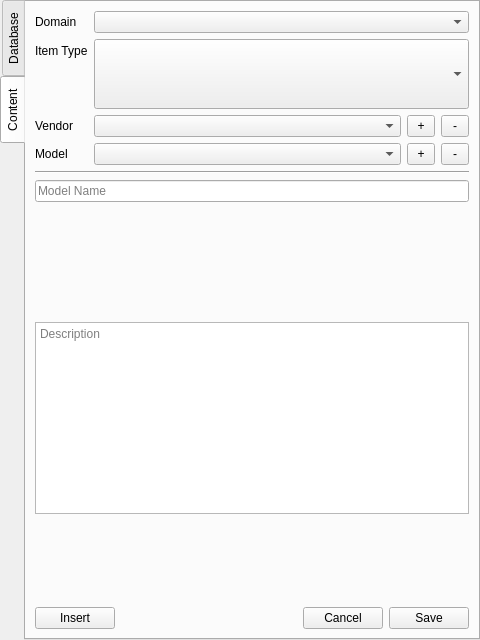
sme-gmbh/smepowercad, file itemcatalog.ui: the form before one commit.
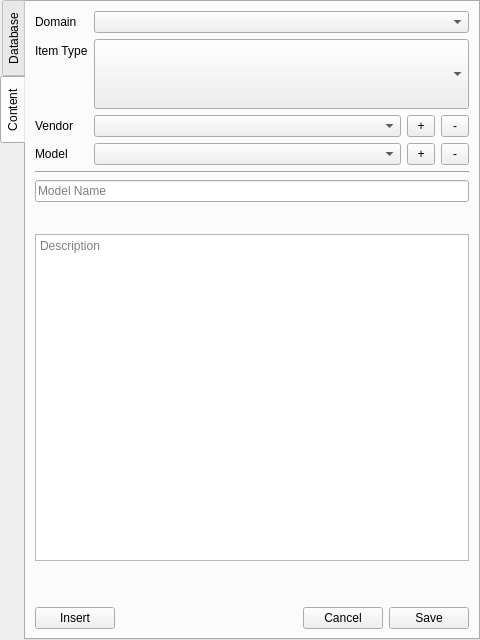
The form after the commit.

Patch:
```diff
--- a/itemcatalog.ui
+++ b/itemcatalog.ui
@@ -259,7 +259,7 @@
        <attribute name="title">
         <string>Content</string>
        </attribute>
-       <layout class="QVBoxLayout" name="verticalLayoutContent">
+       <layout class="QVBoxLayout" name="contentLayout" stretch="0,0,0,0,0,1,0,0">
         <item>
          <layout class="QFormLayout" name="formLayout">
           <item row="0" column="0">
@@ -504,14 +504,7 @@
          <widget class="QLabel" name="label_itemGraphic"/>
         </item>
         <item>
-         <widget class="QWidget" name="widgetItemParameters" native="true">
-          <property name="sizePolicy">
-           <sizepolicy hsizetype="Minimum" vsizetype="MinimumExpanding">
-            <horstretch>0</horstretch>
-            <verstretch>0</verstretch>
-           </sizepolicy>
-          </property>
-         </widget>
+         <widget class="QWidget" name="widgetParametersPlaceholder" native="true"/>
         </item>
         <item>
          <widget class="QTextEdit" name="textEdit_modelDescription">
```
